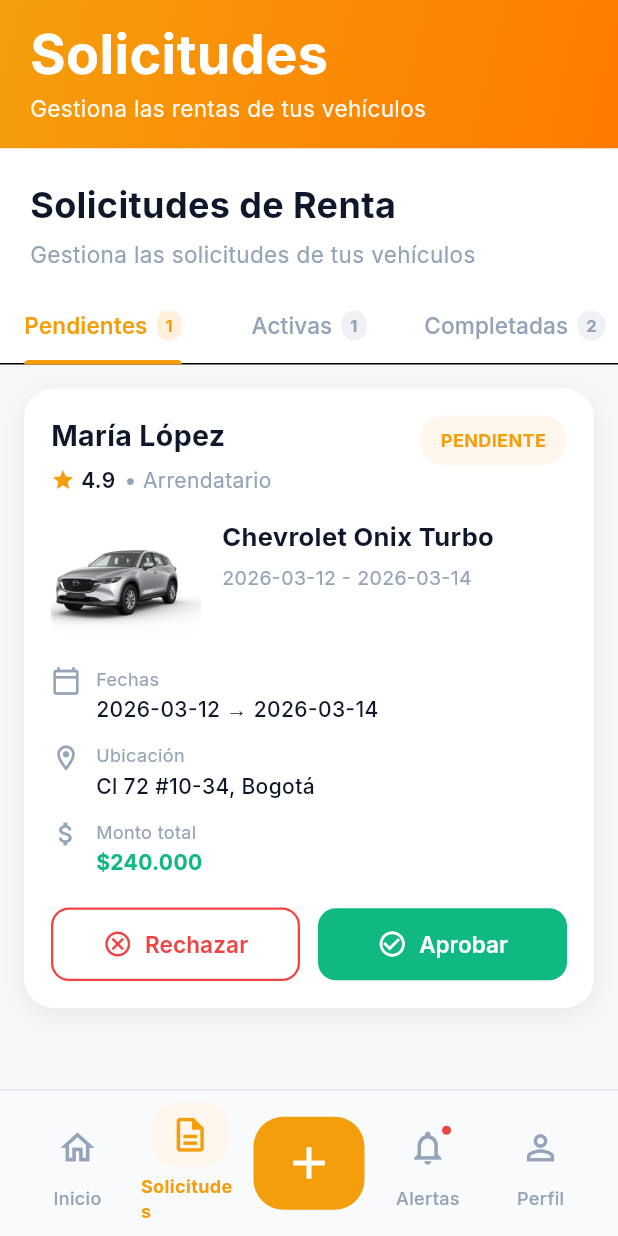
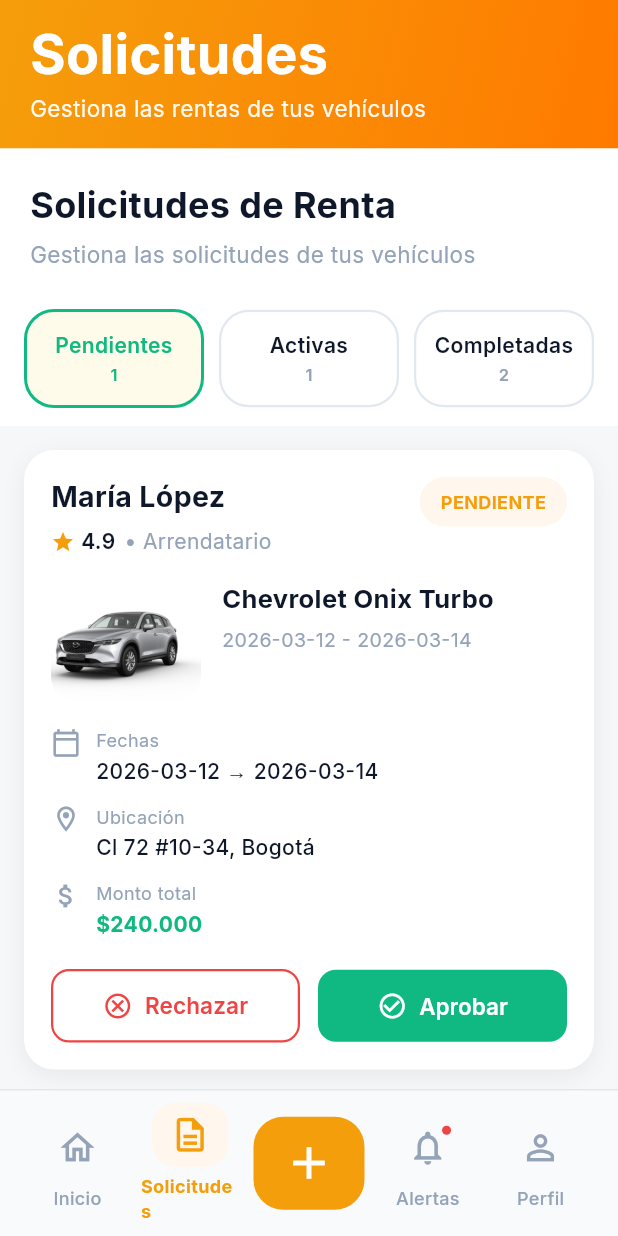
Before and after one commit to unknownusa-ai/FlexiDrive, a Flutter app: the SolicitudesPage screen opened directly, on a phone screen of 412 x 824 dp. Run offline on Flutter 3.47's test engine with Material 3 defaults, Android fonts, the phone set to English and light mode, and no system bars; our stand-ins replace flutter_svg, google_fonts, shared_preferences; accounts and stored records are empty.

Commit message:
Solicitudes

```diff
--- a/lib/presentation/pages/profile/solicitudes_page.dart
+++ b/lib/presentation/pages/profile/solicitudes_page.dart
@@ -17,6 +17,9 @@ class _SolicitudesPageState extends State<SolicitudesPage>
   void initState() {
     super.initState();
     _tabController = TabController(length: 3, vsync: this);
+    _tabController.addListener(() {
+      setState(() {});
+    });
   }
 
   @override
@@ -138,123 +141,97 @@ class _SolicitudesPageState extends State<SolicitudesPage>
   Widget _buildTabBar(bool isSmallPhone) {
     return Container(
       color: Colors.white,
-      child: TabBar(
-        controller: _tabController,
-        indicatorColor: const Color(0xFFF59E0B),
-        indicatorWeight: 3,
-        labelColor: const Color(0xFFF59E0B),
-        unselectedLabelColor: const Color(0xFF94A3B8),
-        labelStyle: GoogleFonts.inter(
-          fontSize: isSmallPhone ? 12 : 15,
-          fontWeight: FontWeight.w600,
+      padding: EdgeInsets.symmetric(
+        horizontal: isSmallPhone ? 12 : 16,
+        vertical: isSmallPhone ? 10 : 12,
       ),
-        unselectedLabelStyle: GoogleFonts.inter(
-          fontSize: isSmallPhone ? 12 : 15,
-          fontWeight: FontWeight.w500,
-        ),
-        isScrollable: false,
-        labelPadding: EdgeInsets.symmetric(horizontal: isSmallPhone ? 4 : 8),
-        tabs: [
-          Tab(
       child: Row(
-              mainAxisSize: MainAxisSize.min,
-              mainAxisAlignment: MainAxisAlignment.center,
         children: [
-                Flexible(
-                  child: Text(
-                    'Pendientes',
-                    overflow: TextOverflow.ellipsis,
+          Expanded(
+            child: _buildCustomTab(
+              label: 'Pendientes',
+              count: '1',
+              isActive: _tabController.index == 0,
+              onTap: () => _tabController.animateTo(0),
+              isSmallPhone: isSmallPhone,
             ),
           ),
-                SizedBox(width: isSmallPhone ? 4 : 6),
-                Container(
-                  padding: EdgeInsets.symmetric(
-                    horizontal: isSmallPhone ? 5 : 6,
-                    vertical: 2,
+          SizedBox(width: isSmallPhone ? 8 : 10),
+          Expanded(
+            child: _buildCustomTab(
+              label: 'Activas',
+              count: '1',
+              isActive: _tabController.index == 1,
+              onTap: () => _tabController.animateTo(1),
+              isSmallPhone: isSmallPhone,
             ),
-                  decoration: BoxDecoration(
-                    color: const Color(0xFFF59E0B).withValues(alpha: 0.15),
-                    borderRadius: BorderRadius.circular(10),
           ),
-                  child: Text(
-                    '1',
-                    style: GoogleFonts.inter(
-                      fontSize: 11,
-                      fontWeight: FontWeight.w700,
-                      color: const Color(0xFFF59E0B),
-                    ),
+          SizedBox(width: isSmallPhone ? 8 : 10),
+          Expanded(
+            child: _buildCustomTab(
+              label: 'Completadas',
+              count: '2',
+              isActive: _tabController.index == 2,
+              onTap: () => _tabController.animateTo(2),
+              isSmallPhone: isSmallPhone,
             ),
           ),
         ],
       ),
+    );
+  }
+
+  Widget _buildCustomTab({
+    required String label,
+    required String count,
+    required bool isActive,
+    required VoidCallback onTap,
+    required bool isSmallPhone,
+  }) {
+    return GestureDetector(
+      onTap: onTap,
+      child: Container(
+        padding: EdgeInsets.symmetric(
+          horizontal: isSmallPhone ? 8 : 12,
+          vertical: isSmallPhone ? 10 : 12,
         ),
-          Tab(
-            child: Row(
+        decoration: BoxDecoration(
+          color: isActive ? const Color(0xFFFFFBEB) : Colors.white,
+          borderRadius: BorderRadius.circular(20),
+          border: Border.all(
+            color: isActive ? const Color(0xFF10B981) : const Color(0xFFE2E8F0),
+            width: isActive ? 2 : 1.5,
+          ),
+        ),
+        child: Column(
           mainAxisSize: MainAxisSize.min,
           mainAxisAlignment: MainAxisAlignment.center,
           children: [
-                Flexible(
-                  child: Text(
-                    'Activas',
-                    overflow: TextOverflow.ellipsis,
+            Text(
+              label,
+              style: GoogleFonts.inter(
+                fontSize: isSmallPhone ? 11 : 14,
+                fontWeight: FontWeight.w600,
+                color: isActive
+                    ? const Color(0xFF10B981)
+                    : const Color(0xFF0F172A),
               ),
+              textAlign: TextAlign.center,
+              maxLines: 1,
             ),
-                SizedBox(width: isSmallPhone ? 4 : 6),
-                Container(
-                  padding: EdgeInsets.symmetric(
-                    horizontal: isSmallPhone ? 5 : 6,
-                    vertical: 2,
-                  ),
-                  decoration: BoxDecoration(
-                    color: const Color(0xFF94A3B8).withValues(alpha: 0.15),
-                    borderRadius: BorderRadius.circular(10),
-                  ),
-                  child: Text(
-                    '1',
+            const SizedBox(height: 2),
+            Text(
+              count,
               style: GoogleFonts.inter(
                 fontSize: 11,
-                      fontWeight: FontWeight.w700,
-                      color: const Color(0xFF94A3B8),
-                    ),
+                fontWeight: FontWeight.w600,
+                color: isActive
+                    ? const Color(0xFF10B981)
+                    : const Color(0xFF94A3B8),
               ),
             ),
           ],
         ),
-          ),
-          Tab(
-            child: Row(
-              mainAxisSize: MainAxisSize.min,
-              mainAxisAlignment: MainAxisAlignment.center,
-              children: [
-                Flexible(
-                  child: Text(
-                    isSmallPhone ? 'Completas' : 'Completadas',
-                    overflow: TextOverflow.ellipsis,
-                  ),
-                ),
-                SizedBox(width: isSmallPhone ? 4 : 6),
-                Container(
-                  padding: EdgeInsets.symmetric(
-                    horizontal: isSmallPhone ? 5 : 6,
-                    vertical: 2,
-                  ),
-                  decoration: BoxDecoration(
-                    color: const Color(0xFF94A3B8).withValues(alpha: 0.15),
-                    borderRadius: BorderRadius.circular(10),
-                  ),
-                  child: Text(
-                    '2',
-                    style: GoogleFonts.inter(
-                      fontSize: 11,
-                      fontWeight: FontWeight.w700,
-                      color: const Color(0xFF94A3B8),
-                    ),
-                  ),
-                ),
-              ],
-            ),
-          ),
-        ],
       ),
     );
   }
```
Lines whose indentation alone changed are shown as unchanged.
